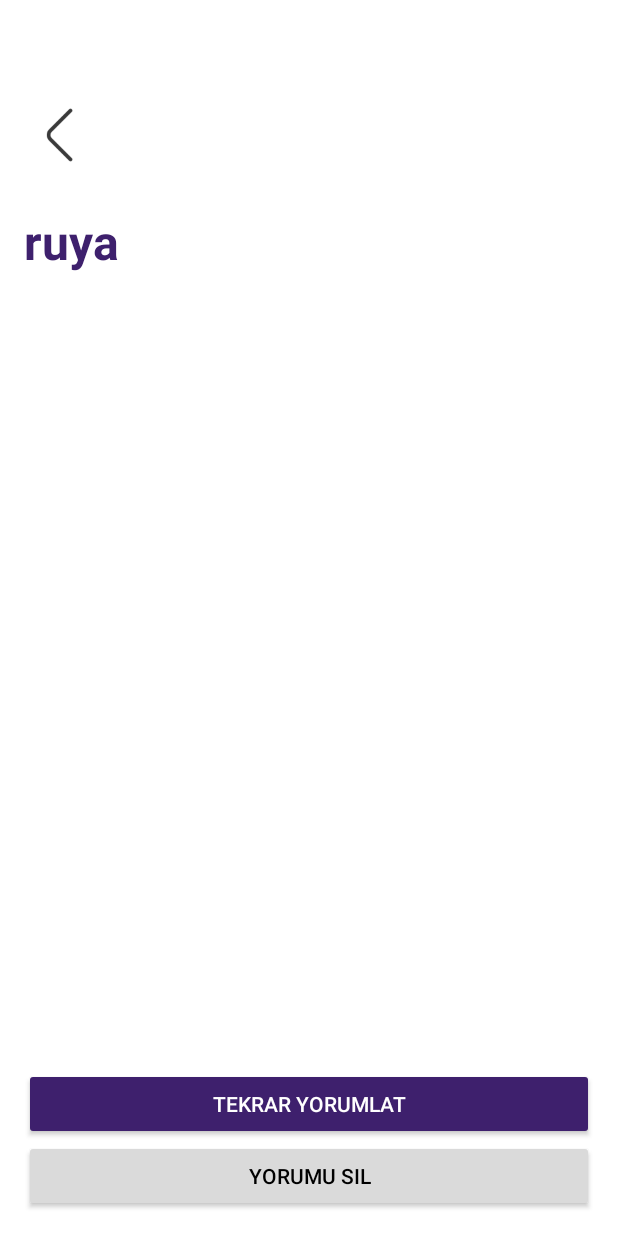
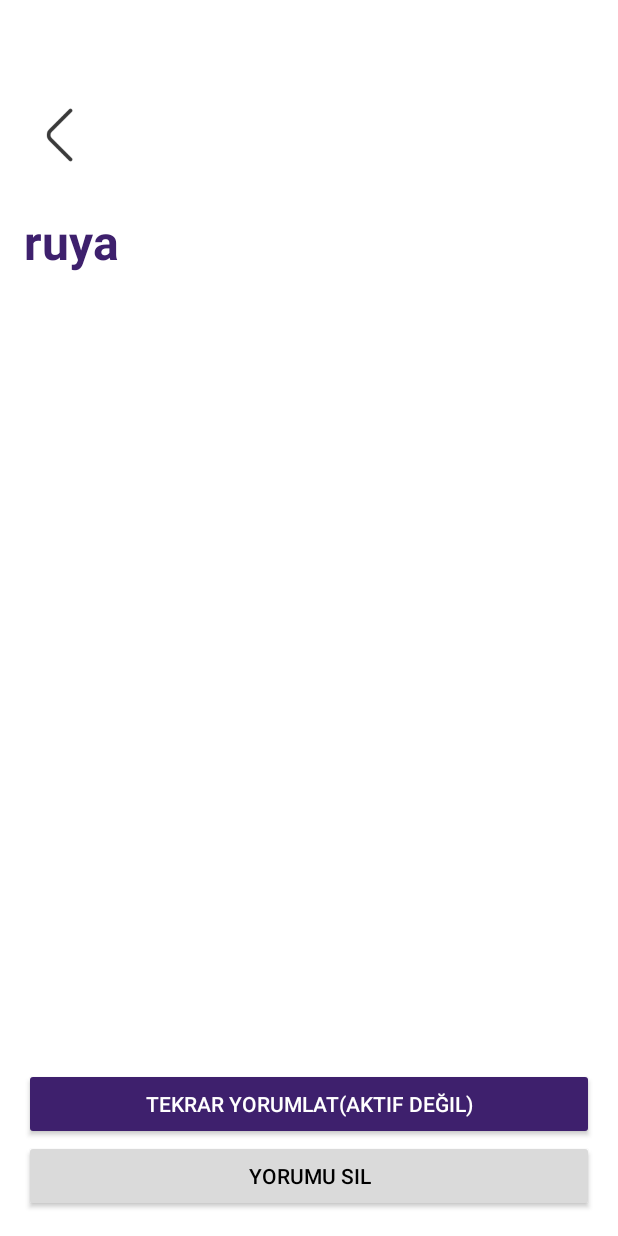
Before and after one commit to mraposka/DremaKT, an Android app built with Jetpack Compose: the Yorum screen opened directly, with no data from a screen before it, on a phone screen of 412 x 824 dp. Run offline under Robolectric (Android 15) with nearby library versions, the phone set to English and light mode, and no system bars.

Commit message:
Minor bug fix

```diff
--- a/app/src/main/res/layout/activity_yorum.xml
+++ b/app/src/main/res/layout/activity_yorum.xml
@@ -71,7 +71,7 @@
             android:id="@+id/againButton"
             android:layout_height="wrap_content"
             android:backgroundTint="#3E206D"
-            android:text="Tekrar Yorumlat"
+            android:text="Tekrar Yorumlat(Aktif Değil)"
             android:textColor="#FFFFFF" />
 
         <Button
```
Also changed, not shown: app/src/main/java/com/drema/abdulkadir_project_drema/Anasayfa.kt (+6 -2 lines).
